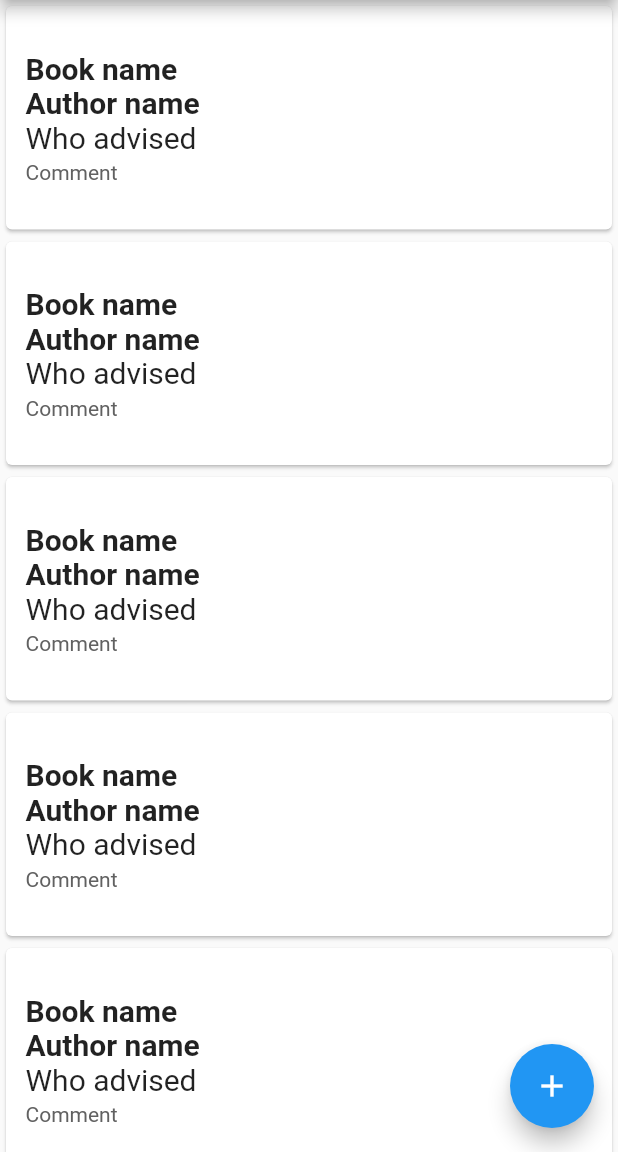
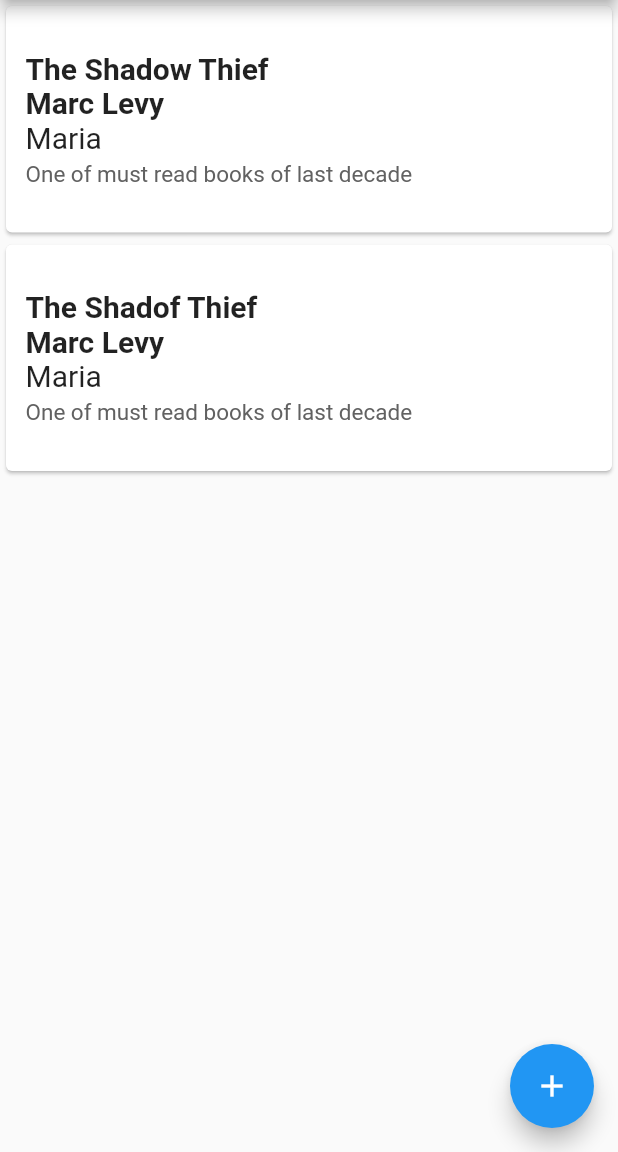
Before and after one commit to GlebKast/FlutterApp, a Flutter app: the Note screen opened directly, after a tap on "Save", on a phone screen of 412 x 824 dp, the part 84-1236 px from its top. Run offline on Flutter 3.47's test engine with Material 2 defaults, Android fonts, the phone set to English and light mode, and no system bars.

Commit message:
base views/buttons

```diff
--- /dev/null
+++ b/lib/inherited_widgets/note_inherited_widget.dart
@@ -0,0 +1,31 @@
+import 'package:flutter/material.dart';
+
+class NoteInheritedWidget extends InheritedWidget {
+
+  final notes = [
+    {
+        'BookName' : 'The Shadow Thief',
+        'AuthorName':  'Marc Levy',
+        'WhoAdvised': 'Maria',
+        'Comment': 'One of must read books of last decade'
+    },
+    {
+      'BookName' : 'The Shadof Thief',
+      'AuthorName':  'Marc Levy',
+      'WhoAdvised': 'Maria',
+      'Comment': 'One of must read books of last decade'
+    }
+
+  ];
+
+  NoteInheritedWidget(Widget child) : super(child: child);
+
+  static NoteInheritedWidget of(BuildContext context) {
+    return (context.dependOnInheritedWidgetOfExactType<NoteInheritedWidget>());
+  }
+
+  @override
+  bool updateShouldNotify(NoteInheritedWidget oldWidget) {
+    return oldWidget.notes != notes;
+  }
+}
--- a/lib/views/note.dart
+++ b/lib/views/note.dart
@@ -1,46 +1,79 @@
 import 'package:flutter/material.dart';
+import 'package:flutter_app/inherited_widgets/note_inherited_widget.dart';
 
 enum NoteMode{
-  Editting,
+  Editing,
   Adding
 }
 
-class Note extends StatelessWidget {
+class Note extends StatefulWidget {
 
-  final NoteMode _noteMode;
+  final NoteMode noteMode;
+  final int index;
 
-  Note(this._noteMode);
+  Note(this.noteMode, this.index);
+
+  @override
+  NoteState createState() {
+    return new NoteState();
+  }
+}
+
+
+class NoteState extends State<Note> {
+
+  final TextEditingController _bookNameController = TextEditingController();
+  final TextEditingController _authorNameController = TextEditingController();
+  final TextEditingController _whoAdvisedController = TextEditingController();
+  final TextEditingController _commentController = TextEditingController();
+
+  List<Map<String, String>> get _notes => NoteInheritedWidget.of(context).notes;
+
+  @override
+  void didChangeDependencies() {
+    if (widget.noteMode == NoteMode.Editing) {
+      _bookNameController.text = _notes[widget.index]['BookName'];
+      _authorNameController.text = _notes[widget.index]['AuthorName'];
+      _whoAdvisedController.text = _notes[widget.index]['WhoAdvised'];
+      _commentController.text = _notes[widget.index]['Comment'];
+    }
+    super.didChangeDependencies();
+  }
 
   @override
   Widget build(BuildContext context) {
     return Scaffold(
       appBar: AppBar(
         title: Text(
-          _noteMode == NoteMode.Adding ? 'Add recommended book' : 'Edit recommended book'
+          widget.noteMode == NoteMode.Adding ? 'Add recommended book' : 'Edit recommended book'
         ),
       ),
       body: Padding(
-        padding: const EdgeInsets.all(35.0),
+        padding: const EdgeInsets.all(30.0),
         child: Column(
           mainAxisAlignment: MainAxisAlignment.center,
           children: <Widget>[
             TextField(
+              controller: _bookNameController,
               decoration: InputDecoration(
                 hintText: 'Book name'
               ),
             ),
             TextField(
+              controller: _authorNameController,
               decoration: InputDecoration(
                   hintText: 'Author name'
               ),
             ),
             TextField(
+              controller: _whoAdvisedController,
               decoration: InputDecoration(
                   hintText: 'Who advised'
               ),
             ),
             Container(height: 7.5,),
             TextField(
+              controller: _commentController,
               decoration: InputDecoration(
                   hintText: 'Comment'
               ),
@@ -50,20 +83,41 @@ class Note extends StatelessWidget {
               mainAxisAlignment: MainAxisAlignment.spaceEvenly,
               children: <Widget>[
                 _NoteAddEditButton('Save', Colors.blue, () {
+
+                    final book = _bookNameController.text;
+                    final author = _authorNameController.text;
+                    final advisor = _whoAdvisedController.text;
+                    final comment = _commentController.text;
+                    if(widget?.noteMode == NoteMode.Adding){
+                      _notes.add({
+                      'BookName' : book,
+                      'AuthorName' : author,
+                      'WhoAdvised' : advisor,
+                      'Comment' : comment
+                    });
+                  } else if(widget?.noteMode == NoteMode.Editing){
+                      _notes[widget.index] = {
+                        'BookName' : book,
+                        'AuthorName' : author,
+                        'WhoAdvised' : advisor,
+                        'Comment' : comment
+                      };
+                    }
                   Navigator.pop(context);
                 }),
                 Container(height: 15.0,),
                 _NoteAddEditButton('Discard', Colors.grey, () {
                   Navigator.pop(context);
                 }),
-
-                _noteMode == NoteMode.Editting ?
-                Padding(
+                widget.noteMode == NoteMode.Editing ?
+                  Padding(
                   padding: const EdgeInsets.all(7.5),
                   child: _NoteAddEditButton('Delete', Colors.red, () {
+                    _notes.removeAt(widget.index);
                     Navigator.pop(context);
                   }),
-                ) : Container()
+                )
+                : Container()
               ],
             )
           ],
@@ -74,6 +128,7 @@ class Note extends StatelessWidget {
 }
 
 class _NoteAddEditButton extends StatelessWidget {
+
   final String _text;
   final Color _color;
   final Function _onPressed;
@@ -85,7 +140,7 @@ class _NoteAddEditButton extends StatelessWidget {
     return MaterialButton(
       onPressed: _onPressed,
       child: Text(_text, style: TextStyle(color: Colors.white),),
-      height: 45,
+      height: 40,
       minWidth: 80,
       color: _color,
     );
--- a/lib/views/note_list.dart
+++ b/lib/views/note_list.dart
@@ -1,8 +1,19 @@
 import 'package:flutter/material.dart';
-
+import 'package:flutter_app/inherited_widgets/note_inherited_widget.dart';
 import 'note.dart';
 
-class NoteList extends StatelessWidget {
+
+class NoteList extends StatefulWidget {
+
+  @override
+  NoteListState createState() {
+    return new NoteListState();
+  }
+}
+
+class NoteListState extends State<NoteList> {
+
+  List<Map<String, String>> get _notes => NoteInheritedWidget.of(context).notes;
 
   @override
   Widget build(BuildContext context) {
@@ -16,7 +27,8 @@ class NoteList extends StatelessWidget {
               onLongPress: (){
                 Navigator.push(
                     context,
-                    MaterialPageRoute(builder: (context) => Note(NoteMode.Editting)));
+                    MaterialPageRoute(builder: (context) => Note(NoteMode.Editing, index))
+                );
               },
               child: Card(
                 child: Padding(
@@ -24,50 +36,101 @@ class NoteList extends StatelessWidget {
                   child: Column(
                     crossAxisAlignment: CrossAxisAlignment.start,
                     children: <Widget>[
-                      Text(
-                        'Book name',
-                        style: TextStyle(
-                          fontSize: 20,
-                          fontWeight: FontWeight.bold
-                        ),
-                      ),
-                      Text(
-                          'Author name',
-                        style: TextStyle(
-                            fontSize: 20,
-                            fontWeight: FontWeight.bold
-                        ),
-                      ),
-                      Text(
-                          'Who advised',
-                        style: TextStyle(
-                            fontSize: 20,
-                        ),
-                      ),
+                      _NoteBookName(_notes[index]['BookName']),
+                      _NoteAuthorName(_notes[index]['AuthorName']),
+                      _NoteWhoAdvised(_notes[index]['WhoAdvised']),
                       Container(height: 4,),
-                      Text(
-                          'Comment',
-                        style: TextStyle(
-                            color: Colors.grey.shade700
-                        ),
-                        maxLines: 2,
-                        overflow: TextOverflow.ellipsis,
-                      ),
+                      _NoteComment(_notes[index]['Comment']),
                     ],
                   ),
-                )
+                ),
               ),
             );
-          }
+          },
+        itemCount: _notes.length,
       ),
       floatingActionButton: FloatingActionButton(
         onPressed: () {
           Navigator.push(
               context,
-              MaterialPageRoute(builder: (context) => Note(NoteMode.Adding)));
+              MaterialPageRoute(builder: (context) => Note(NoteMode.Adding, null))
+          );
         },
         child: Icon(Icons.add),
       ),
     );
   }
 }
+
+class _NoteBookName extends StatelessWidget {
+
+  final String _bookName;
+
+  _NoteBookName(this._bookName);
+
+  @override
+  Widget build(BuildContext context) {
+    return Text(
+      _bookName,
+      style: TextStyle(
+          fontSize: 20,
+          fontWeight: FontWeight.bold
+      ),
+    );
+  }
+}
+
+class _NoteAuthorName extends StatelessWidget {
+
+  final String _authorName;
+
+  _NoteAuthorName(this._authorName);
+
+  @override
+  Widget build(BuildContext context) {
+    return Text(
+     _authorName,
+      style: TextStyle(
+          fontSize: 20,
+          fontWeight: FontWeight.bold
+      ),
+    );
+  }
+}
+
+class _NoteWhoAdvised extends StatelessWidget {
+
+  final String _whoAdvised;
+
+  _NoteWhoAdvised(this._whoAdvised);
+
+  @override
+  Widget build(BuildContext context) {
+    return Text(
+      _whoAdvised,
+      style: TextStyle(
+          fontSize: 20,
+      ),
+    );
+  }
+}
+
+class _NoteComment extends StatelessWidget {
+
+  final String _comment;
+
+  _NoteComment(this._comment);
+
+  @override
+  Widget build(BuildContext context) {
+    return Text(
+      _comment,
+      style: TextStyle(
+          fontSize: 15,
+          color: Colors.grey.shade700
+      ),
+      maxLines: 2,
+      overflow: TextOverflow.ellipsis,
+    );
+  }
+}
```
Also changed, not shown: lib/main.dart (+6 -3 lines).
